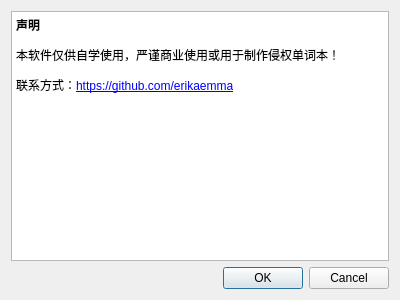
Old version of the form ui/aboutdialog.ui in the repository erikaemma/JapaneseCard.
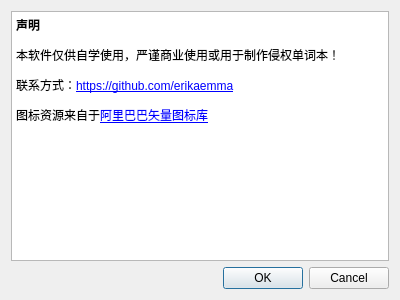
New version of the form. Icons and pictures are not drawn.

Commit message: 添加图标

The edit to the form file:
```diff
--- a/ui/aboutdialog.ui
+++ b/ui/aboutdialog.ui
@@ -26,7 +26,8 @@
 &lt;/style&gt;&lt;/head&gt;&lt;body style=&quot; font-family:'SimSun'; font-size:9pt; font-weight:400; font-style:normal;&quot;&gt;
 &lt;p style=&quot; margin-top:0px; margin-bottom:0px; margin-left:0px; margin-right:0px; -qt-block-indent:0; text-indent:0px;&quot;&gt;&lt;span style=&quot; font-weight:600;&quot;&gt;声明&lt;/span&gt;&lt;/p&gt;
 &lt;p style=&quot; margin-top:12px; margin-bottom:12px; margin-left:0px; margin-right:0px; -qt-block-indent:0; text-indent:0px;&quot;&gt;本软件仅供自学使用，严谨商业使用或用于制作侵权单词本！&lt;/p&gt;
-&lt;p style=&quot; margin-top:12px; margin-bottom:12px; margin-left:0px; margin-right:0px; -qt-block-indent:0; text-indent:0px;&quot;&gt;联系方式：&lt;a href=&quot;https://github.com/erikaemma&quot;&gt;&lt;span style=&quot; text-decoration: underline; color:#0000ff;&quot;&gt;https://github.com/erikaemma&lt;/span&gt;&lt;/a&gt;&lt;/p&gt;&lt;/body&gt;&lt;/html&gt;</string>
+&lt;p style=&quot; margin-top:12px; margin-bottom:12px; margin-left:0px; margin-right:0px; -qt-block-indent:0; text-indent:0px;&quot;&gt;联系方式：&lt;a href=&quot;https://github.com/erikaemma&quot;&gt;&lt;span style=&quot; text-decoration: underline; color:#0000ff;&quot;&gt;https://github.com/erikaemma&lt;/span&gt;&lt;/a&gt;&lt;/p&gt;
+&lt;p style=&quot; margin-top:12px; margin-bottom:12px; margin-left:0px; margin-right:0px; -qt-block-indent:0; text-indent:0px;&quot;&gt;图标资源来自于&lt;a href=&quot;https://www.iconfont.cn/&quot;&gt;&lt;span style=&quot; text-decoration: underline; color:#0000ff;&quot;&gt;阿里巴巴矢量图标库&lt;/span&gt;&lt;/a&gt;&lt;/p&gt;&lt;/body&gt;&lt;/html&gt;</string>
      </property>
     </widget>
    </item>
```
Left out of the diff: 8 changed lines with no effect on the pictures. The commit also changes 15 other files.
